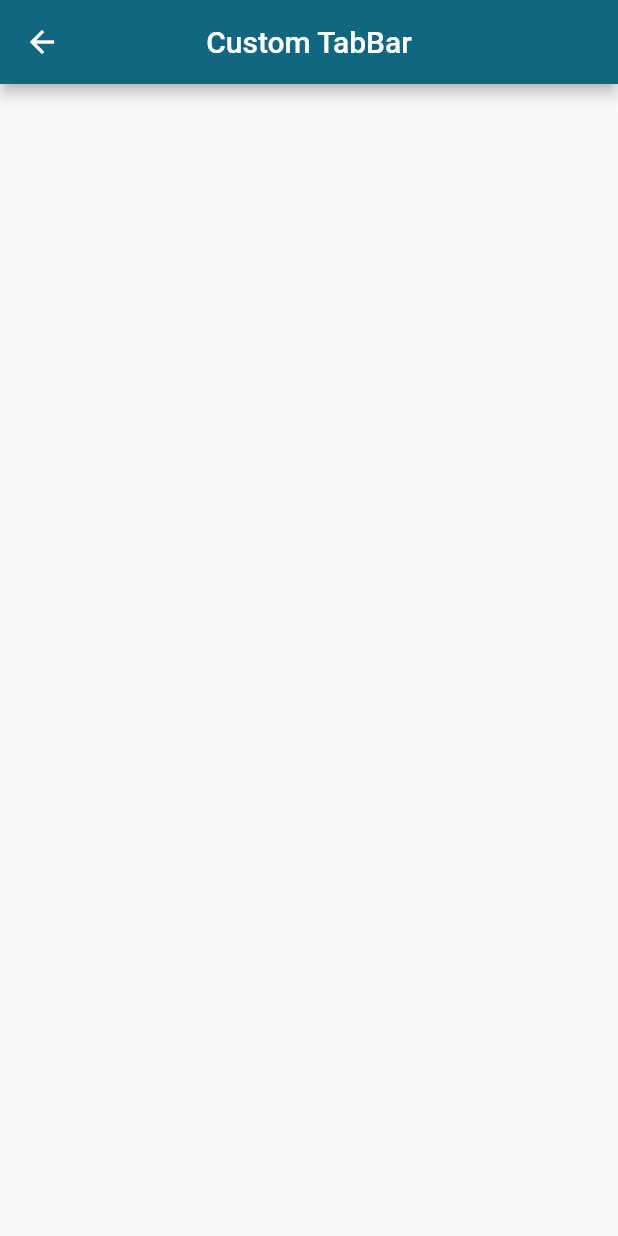
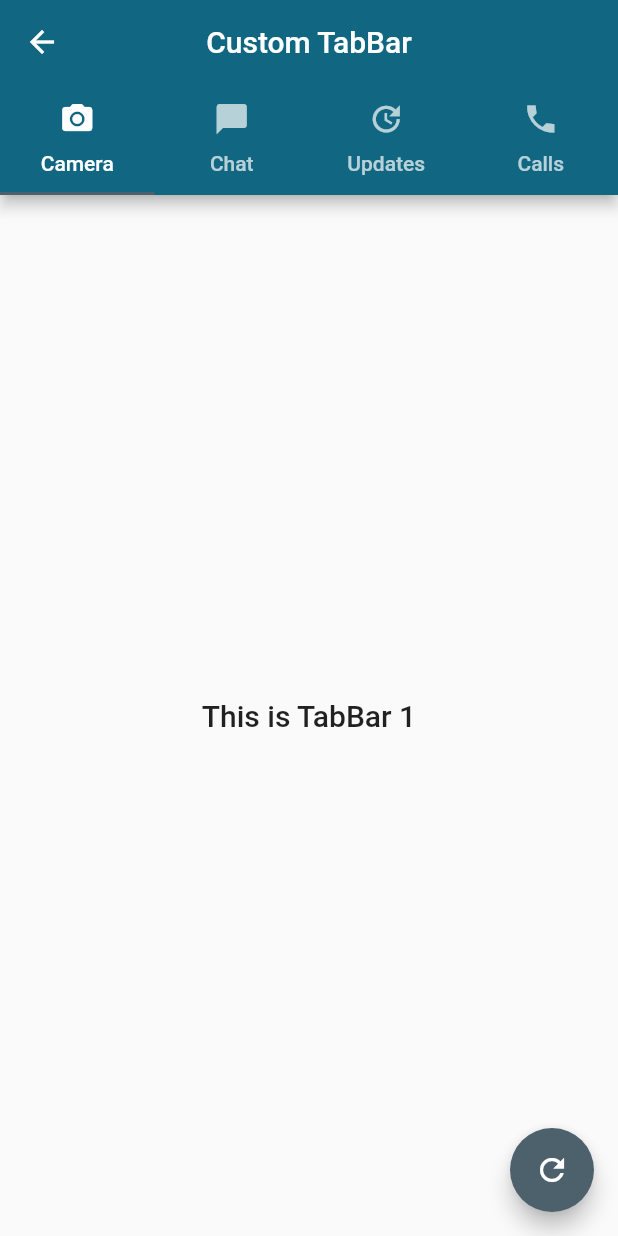
Before and after one commit to Aamirkhan55/flutter_tab_bar, a Flutter app: the CustomTabBar screen opened directly, on a phone screen of 412 x 824 dp. Run offline on Flutter 3.47's test engine with Material 2 defaults, Android fonts, the light colour scheme and no system bars.

Commit message:
Tab/Controller

```diff
--- a/lib/screens/custom_tabBar.dart
+++ b/lib/screens/custom_tabBar.dart
@@ -1,7 +1,23 @@
 import 'package:flutter/material.dart';
 
-class CustomTabBar extends StatelessWidget {
+class CustomTabBar extends StatefulWidget {
   const CustomTabBar({super.key});
+
+  @override
+  State<CustomTabBar> createState() => _CustomTabBarState();
+}
+
+class _CustomTabBarState extends State<CustomTabBar> with TickerProviderStateMixin{
+
+   late TabController _controller;
+
+   @override
+  void initState() {
+    setState(() {
+      _controller = TabController(length: 4, vsync: this, initialIndex: 0);
+    });
+    super.initState();
+  }
 
   @override
   Widget build(BuildContext context) {
@@ -9,7 +25,74 @@ class CustomTabBar extends StatelessWidget {
       appBar: AppBar(
         centerTitle: true,
         title: const Text('Custom TabBar'),
-      ),
-    );
+        bottom:  TabBar(
+            controller: _controller,
+            tabs: const [
+              Tab(
+                text: 'Camera',
+                icon: Icon(Icons.camera_alt),
+                 ),
+              Tab(
+                text: 'Chat',
+                icon: Icon(Icons.chat_bubble_outlined),
+                 ),
+              Tab(
+                text: 'Updates',
+                icon: Icon(Icons.update),
+                 ),
+              Tab(
+                text: 'Calls',
+                icon: Icon(Icons.call_sharp),
+                 ),
+            ],
+            ),
+        ),
+        body: TabBarView(
+          controller: _controller,
+          children: const [
+              Center(
+                child: Text(
+                  'This is TabBar 1',
+                  style: TextStyle(
+                    fontSize: 20,
+                    fontWeight: FontWeight.w500,
+                  ),
+                  ),
+                ),
+              Center(
+                child: Text(
+                  'This is TabBar 2',
+                  style: TextStyle(
+                    fontSize: 20,
+                    fontWeight: FontWeight.w500,
+                  ),
+                  ),
+                ),
+              Center(
+                child: Text(
+                  'This is TabBar 3',
+                  style: TextStyle(
+                    fontSize: 20,
+                    fontWeight: FontWeight.w500,
+                  ),
+                  ),
+                ),
+              Center(
+                child: Text(
+                  'This is TabBar 4',
+                  style: TextStyle(
+                    fontSize: 20,
+                    fontWeight: FontWeight.w500,
+                  ),
+                  ),
+                ),
+          ]),
+        floatingActionButton: FloatingActionButton(
+          onPressed: () {
+            _controller.animateTo(0);
+          },
+          child: const Icon(Icons.refresh),
+          ),
+      );
   }
 }
```
